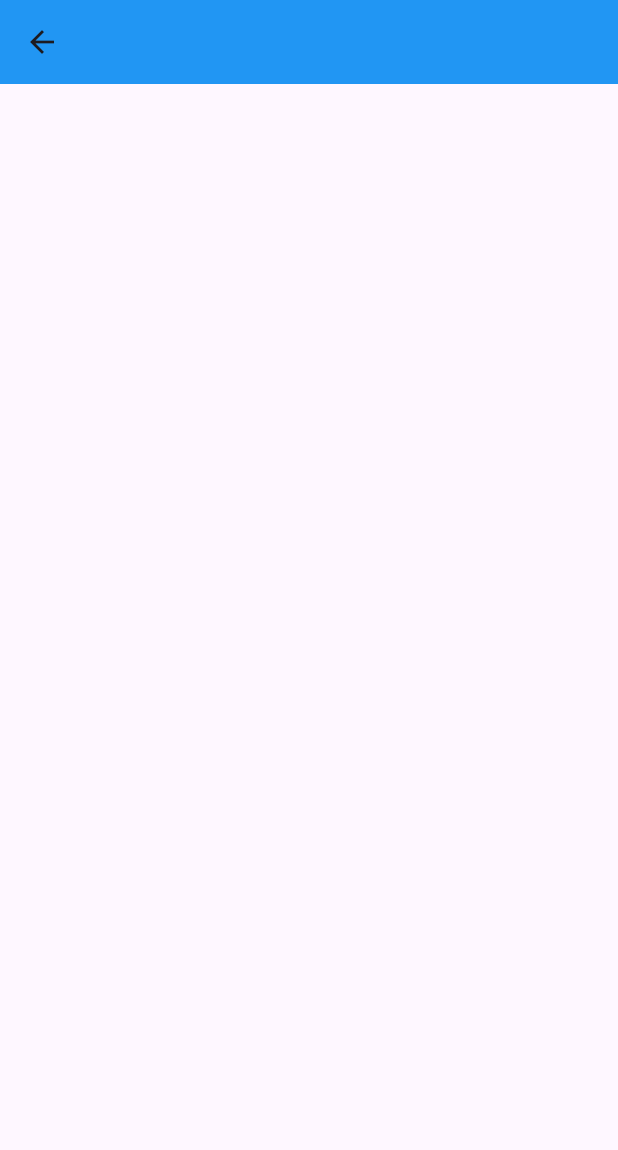
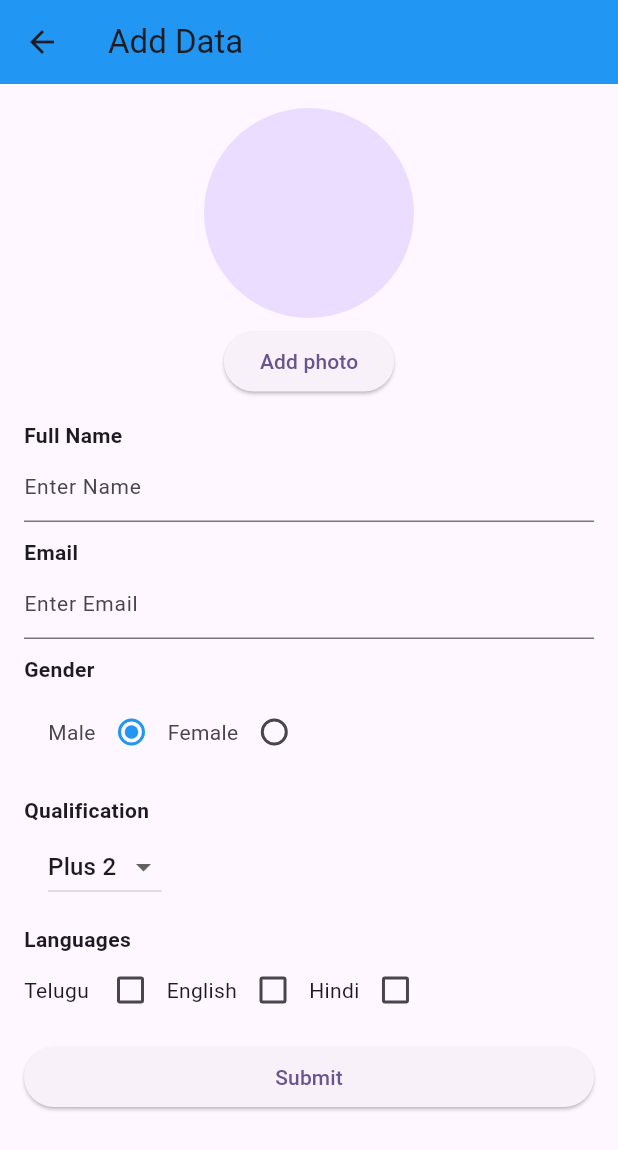
Before and after one commit to Sufadm/Finvesco, a Flutter app: the screen it shows after launch, after a tap on the "add" icon, on a phone screen of 412 x 824 dp. Shown: the top 1150 px of the screen. Run offline on Flutter 3.47's test engine with Material 3 defaults, Android fonts, the light colour scheme and no system bars; our stand-ins replace get, hive, hive_flutter, image_picker; accounts and stored records are empty.

Commit message:
datbase added

```diff
--- a/finvesco/lib/add_data.dart
+++ /dev/null
@@ -1,18 +0,0 @@
-import 'package:flutter/material.dart';
-
-class AddData extends StatelessWidget {
-  const AddData({super.key});
-
-  @override
-  Widget build(BuildContext context) {
-    return Scaffold(
-      appBar: AppBar(
-        backgroundColor: Colors.blue,
-      ),
-      body: const SafeArea(
-          child: Column(
-        children: [],
-      )),
-    );
-  }
-}
--- /dev/null
+++ b/finvesco/lib/controller/data_add.dart
@@ -0,0 +1,41 @@
+import 'dart:io';
+import 'package:get/get.dart';
+import 'package:image_picker/image_picker.dart';
+
+class DataAdd extends GetxController {
+  RxString photo = ''.obs;
+  RxString name = ''.obs;
+  RxString email = ''.obs;
+  RxString gender = RxString('Male');
+  RxString qualification = RxString('Plus 2');
+  RxList<String> hobbies = <String>[].obs;
+  Rx<File?> image = Rx<File?>(null);
+
+  void toggleGender(String value) {
+    gender.value = value;
+  }
+
+  void toggleHobby(String hobby) {
+    if (hobbies.contains(hobby)) {
+      hobbies.remove(hobby);
+    } else {
+      hobbies.add(hobby);
+    }
+  }
+
+  void setQualification(String value) {
+    qualification.value = value;
+  }
+
+  Future<void> pickImage() async {
+    try {
+      final pickedImage =
+          await ImagePicker().pickImage(source: ImageSource.gallery);
+      if (pickedImage == null) return;
+      final imageFile = File(pickedImage.path);
+      image.value = imageFile;
+    } catch (e) {
+      print('Failed to pick image: $e');
+    }
+  }
+}
--- a/finvesco/lib/controller/service.dart
+++ b/finvesco/lib/controller/service.dart
@@ -12,9 +12,9 @@ class AddDataController extends GetxController {
   }
 
   Future<void> addDataAll(UserModel value) async {
-    final resumeData = await Hive.openBox<UserModel>("student");
-    final resumeId = await resumeData.add(value);
-    value.id = resumeId;
+    final studentData = await Hive.openBox<UserModel>("student");
+    final studentId = await studentData.add(value);
+    value.id = studentId;
     modelProvider.add(value);
   }
 
--- a/finvesco/lib/main.dart
+++ b/finvesco/lib/main.dart
@@ -1,4 +1,5 @@
-import 'package:finvesco/home_page.dart';
+import 'package:finvesco/model/model.dart';
+import 'package:finvesco/view/home_page.dart';
 import 'package:flutter/material.dart';
 import 'package:get/get.dart';
 import 'package:hive_flutter/hive_flutter.dart';
@@ -9,6 +10,9 @@ void main() async {
   final appDocumentDirectory = await getApplicationDocumentsDirectory();
   Hive.init(appDocumentDirectory.path);
   Hive.initFlutter();
+  if (!Hive.isAdapterRegistered(UserModelAdapter().typeId)) {
+    Hive.registerAdapter(UserModelAdapter());
+  }
   runApp(const MyApp());
 }
 
--- a/finvesco/lib/model/model.dart
+++ b/finvesco/lib/model/model.dart
@@ -1,8 +1,8 @@
-import 'package:hive_flutter/hive_flutter.dart';
 import 'package:hive/hive.dart';
+part 'model.g.dart';
 
 @HiveType(typeId: 1)
-class UserModel extends HiveObject {
+class UserModel {
   @HiveField(0)
   int? id;
 
@@ -22,15 +22,15 @@ class UserModel extends HiveObject {
   final List<String> hobbies;
 
   @HiveField(6)
-  final bool darkMode;
+  final String photo;
 
   UserModel({
+    required this.photo,
     required this.name,
     required this.email,
     required this.gender,
     required this.qualification,
     required this.hobbies,
-    required this.darkMode,
     this.id,
   });
 }
--- /dev/null
+++ b/finvesco/lib/view/add_data.dart
@@ -0,0 +1,199 @@
+import 'package:finvesco/controller/service.dart';
+import 'package:flutter/material.dart';
+import 'package:get/get.dart';
+
+import '../controller/data_add.dart';
+import '../model/model.dart';
+
+class AddData extends StatelessWidget {
+  final AddDataController controller = Get.put(AddDataController());
+  final GlobalKey<FormState> _formKey = GlobalKey<FormState>();
+  final DataAdd dataController = Get.put(DataAdd());
+  AddData({super.key});
+
+  @override
+  Widget build(BuildContext context) {
+    return Scaffold(
+      appBar: AppBar(
+        backgroundColor: Colors.blue,
+        title: const Text('Add Data'),
+      ),
+      body: SafeArea(
+        child: Padding(
+          padding: const EdgeInsets.all(16.0),
+          child: Form(
+            key: _formKey,
+            child: ListView(
+              children: [
+                const Center(
+                  child: CircleAvatar(
+                    radius: 70,
+                  ),
+                ),
+                const SizedBox(
+                  height: 5,
+                ),
+                Center(
+                  child: ElevatedButton(
+                      onPressed: () {}, child: const Text("Add photo")),
+                ),
+                const SizedBox(
+                  height: 15,
+                ),
+                const Text(
+                  "Full Name",
+                  style: TextStyle(fontWeight: FontWeight.bold),
+                ),
+                TextFormField(
+                  validator: (value) {
+                    if (value == null || value.isEmpty) {
+                      return "Enter the Name";
+                    }
+                    return null;
+                  },
+                  decoration: const InputDecoration(
+                      hintText: "Enter Name",
+                      hintStyle:
+                          TextStyle(fontSize: 14, fontWeight: FontWeight.w400)),
+                  onChanged: (value) => dataController.name.value = value,
+                ),
+                const SizedBox(
+                  height: 10,
+                ),
+                const Text(
+                  "Email",
+                  style: TextStyle(fontWeight: FontWeight.bold),
+                ),
+                TextFormField(
+                  validator: (value) {
+                    if (value == null || value.isEmpty) {
+                      return "Enter the Email";
+                    }
+                    return null;
+                  },
+                  decoration: const InputDecoration(
+                      hintText: "Enter Email",
+                      hintStyle:
+                          TextStyle(fontSize: 14, fontWeight: FontWeight.w400)),
+                  onChanged: (value) => dataController.email.value = value,
+                  keyboardType: TextInputType.emailAddress,
+                ),
+                const SizedBox(
+                  height: 10,
+                ),
+                const Text(
+                  "Gender",
+                  style: TextStyle(fontWeight: FontWeight.bold),
+                ),
+                ListTile(
+                  subtitle: Obx(() => Row(
+                        children: [
+                          const Text('Male'),
+                          createRadio(
+                            value: 'Male',
+                            groupValue: dataController.gender.value,
+                            onChanged: (value) =>
+                                dataController.toggleGender(value!),
+                          ),
+                          const Text('Female'),
+                          createRadio(
+                            value: 'Female',
+                            groupValue: dataController.gender.value,
+                            onChanged: (value) =>
+                                dataController.toggleGender(value!),
+                          ),
+                        ],
+                      )),
+                ),
+                const SizedBox(
+                  height: 10,
+                ),
+                const Text(
+                  "Qualification",
+                  style: TextStyle(fontWeight: FontWeight.bold),
+                ),
+                ListTile(
+                  leading: Obx(
+                    () => DropdownButton<String>(
+                      value: dataController.qualification.value,
+                      onChanged: (value) {
+                        dataController.setQualification(value!);
+                      },
+                      items: ['Plus 2', 'Degree']
+                          .map<DropdownMenuItem<String>>(
+                            (value) => DropdownMenuItem<String>(
+                              value: value,
+                              child: Text(value),
+                            ),
+                          )
+                          .toList(),
+                    ),
+                  ),
+                ),
+                const SizedBox(
+                  height: 10,
+                ),
+                const Text(
+                  "Languages",
+                  style: TextStyle(fontWeight: FontWeight.bold),
+                ),
+                Wrap(
+                  children: ['Telugu ', 'English', 'Hindi'].map((hobby) {
+                    return Row(
+                      mainAxisSize: MainAxisSize.min,
+                      children: [
+                        Text(hobby),
+                        Obx(() => Checkbox(
+                              value: dataController.hobbies.contains(hobby),
+                              onChanged: (value) =>
+                                  dataController.toggleHobby(hobby),
+                            )),
+                      ],
+                    );
+                  }).toList(),
+                ),
+                const SizedBox(
+                  height: 10,
+                ),
+                const Spacer(),
+                SizedBox(
+                  width: double.infinity,
+                  child: ElevatedButton(
+                    onPressed: () async {
+                      if (_formKey.currentState!.validate()) {
+                        UserModel user = UserModel(
+                          photo: dataController.photo.value,
+                          name: dataController.name.value,
+                          email: dataController.email.value,
+                          gender: dataController.gender.value,
+                          qualification: dataController.qualification.value,
+                          hobbies: dataController.hobbies.toList(),
+                        );
+                        controller.addDataAll(user);
+                        Get.back();
+                      }
+                    },
+                    child: const Text('Submit'),
+                  ),
+                ),
+              ],
+            ),
+          ),
+        ),
+      ),
+    );
+  }
+
+  Radio<String> createRadio({
+    required String value,
+    required String? groupValue,
+    required void Function(String?) onChanged,
+  }) {
+    return Radio<String>(
+      value: value,
+      groupValue: groupValue,
+      onChanged: onChanged,
+      activeColor: Colors.blue,
+    );
+  }
+}
--- a/finvesco/lib/home_page.dart
+++ b/finvesco/lib/view/home_page.dart
@@ -1,4 +1,4 @@
-import 'package:finvesco/add_data.dart';
+import 'package:finvesco/view/add_data.dart';
 import 'package:flutter/material.dart';
 import 'package:get/get.dart';
 
@@ -10,7 +10,7 @@ class HomePage extends StatelessWidget {
     return Scaffold(
       floatingActionButton: FloatingActionButton(
         child: const Icon(Icons.add),
-        onPressed: () => Get.to(const AddData()),
+        onPressed: () => Get.to(AddData()),
       ),
       appBar: AppBar(
         backgroundColor: Colors.blue,
```
Also changed, not shown: finvesco/lib/model/model.g.dart (added).
